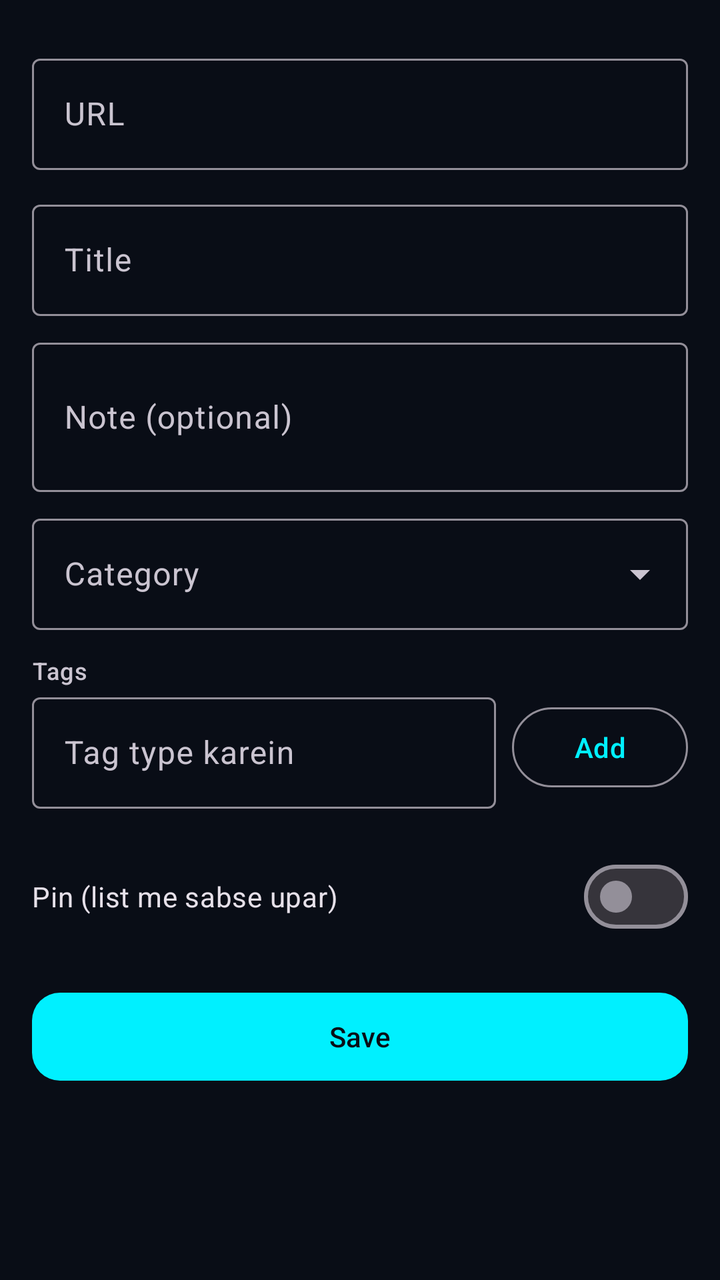
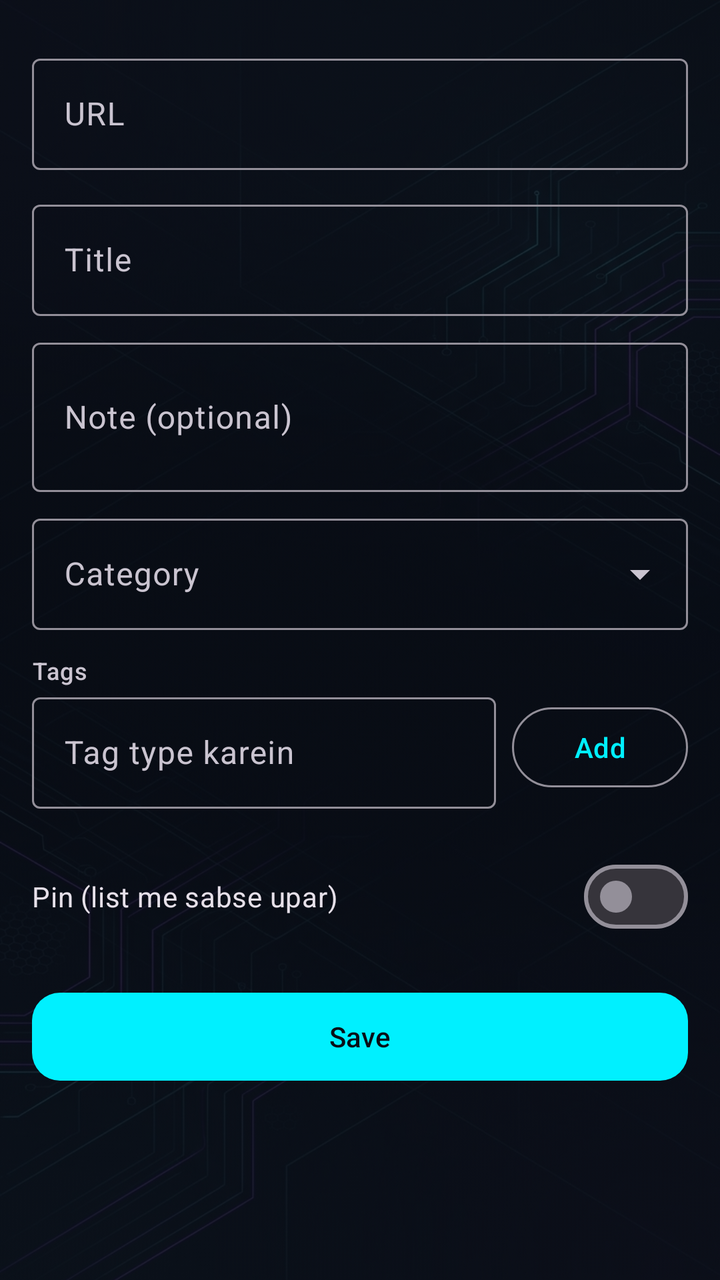

Compare the two renders of this Android layout. The source of the first and the diff that turns it into the second are given below.
<!-- AndroidManifest.xml: application theme Theme.LinkVault -->
<!-- res/layout/fragment_save_link.xml -->
<?xml version="1.0" encoding="utf-8"?>
<ScrollView xmlns:android="http://schemas.android.com/apk/res/android"
    xmlns:app="http://schemas.android.com/apk/res-auto"
    android:layout_width="match_parent"
    android:layout_height="match_parent"
    android:background="@color/cyber_bg"
    android:fillViewport="true">

    <LinearLayout
        android:layout_width="match_parent"
        android:layout_height="wrap_content"
        android:orientation="vertical"
        android:padding="16dp">

        <TextView
            android:id="@+id/sourceLabel"
            android:layout_width="match_parent"
            android:layout_height="wrap_content"
            android:textAppearance="?attr/textAppearanceBodySmall"
            android:visibility="gone" />

        <com.google.android.material.card.MaterialCardView
            android:id="@+id/fileInfoCard"
            android:layout_width="match_parent"
            android:layout_height="wrap_content"
            android:layout_marginTop="8dp"
            android:visibility="gone"
            app:cardBackgroundColor="@color/cyber_surface_card"
            app:strokeColor="@color/cyber_border"
            app:strokeWidth="1dp"
            app:cardCornerRadius="16dp"
            app:cardElevation="2dp">

            <LinearLayout
                android:layout_width="match_parent"
                android:layout_height="wrap_content"
                android:orientation="vertical"
                android:padding="14dp">

                <TextView
                    android:id="@+id/fileNameText"
                    android:layout_width="match_parent"
                    android:layout_height="wrap_content"
                    android:textAppearance="?attr/textAppearanceTitleMedium" />

                <TextView
                    android:id="@+id/fileDetailsText"
                    android:layout_width="match_parent"
                    android:layout_height="wrap_content"
                    android:layout_marginTop="4dp"
                    android:textColor="@color/lv_secondary"
                    android:textAppearance="?attr/textAppearanceBodyMedium" />
            </LinearLayout>
        </com.google.android.material.card.MaterialCardView>

        <com.google.android.material.textfield.TextInputLayout
            android:id="@+id/urlLayout"
            android:layout_width="match_parent"
            android:layout_height="wrap_content"
            android:layout_marginTop="8dp"
            android:hint="@string/field_url">

            <com.google.android.material.textfield.TextInputEditText
                android:id="@+id/urlInput"
                android:layout_width="match_parent"
                android:layout_height="wrap_content"
                android:inputType="textUri"
                android:maxLines="2" />
        </com.google.android.material.textfield.TextInputLayout>

        <TextView
            android:id="@+id/duplicateWarning"
            android:layout_width="match_parent"
            android:layout_height="wrap_content"
            android:layout_marginTop="6dp"
            android:textColor="@color/lv_error"
            android:textAppearance="?attr/textAppearanceBodySmall"
            android:visibility="gone" />

        <TextView
            android:id="@+id/extraUrlsHint"
            android:layout_width="match_parent"
            android:layout_height="wrap_content"
            android:layout_marginTop="6dp"
            android:textColor="@color/lv_secondary"
            android:textAppearance="?attr/textAppearanceBodySmall"
            android:visibility="gone" />

        <com.google.android.material.textfield.TextInputLayout
            android:id="@+id/titleLayout"
            android:layout_width="match_parent"
            android:layout_height="wrap_content"
            android:layout_marginTop="12dp"
            android:hint="@string/field_title">

            <com.google.android.material.textfield.TextInputEditText
                android:id="@+id/titleInput"
                android:layout_width="match_parent"
                android:layout_height="wrap_content"
                android:inputType="textCapSentences"
                android:maxLines="2" />
        </com.google.android.material.textfield.TextInputLayout>

        <com.google.android.material.textfield.TextInputLayout
            android:id="@+id/descriptionLayout"
            android:layout_width="match_parent"
            android:layout_height="wrap_content"
            android:layout_marginTop="8dp"
            android:hint="@string/field_description">

            <com.google.android.material.textfield.TextInputEditText
                android:id="@+id/descriptionInput"
                android:layout_width="match_parent"
                android:layout_height="wrap_content"
                android:inputType="textMultiLine|textCapSentences"
                android:minLines="2"
                android:maxLines="5" />
        </com.google.android.material.textfield.TextInputLayout>

        <com.google.android.material.textfield.TextInputLayout
            android:id="@+id/categoryLayout"
            style="@style/Widget.Material3.TextInputLayout.OutlinedBox.ExposedDropdownMenu"
            android:layout_width="match_parent"
            android:layout_height="wrap_content"
            android:layout_marginTop="8dp"
            android:hint="@string/field_category">

            <com.google.android.material.textfield.MaterialAutoCompleteTextView
                android:id="@+id/categoryDropdown"
                android:layout_width="match_parent"
                android:layout_height="wrap_content"
                android:inputType="none" />
        </com.google.android.material.textfield.TextInputLayout>

        <TextView
            android:layout_width="match_parent"
            android:layout_height="wrap_content"
            android:layout_marginTop="12dp"
            android:text="@string/field_tags"
            android:textAppearance="?attr/textAppearanceLabelMedium" />

        <LinearLayout
            android:layout_width="match_parent"
            android:layout_height="wrap_content"
            android:orientation="horizontal">

            <com.google.android.material.textfield.TextInputLayout
                android:id="@+id/tagLayout"
                android:layout_width="0dp"
                android:layout_height="wrap_content"
                android:layout_weight="1"
                android:hint="@string/tag_hint">

                <com.google.android.material.textfield.TextInputEditText
                    android:id="@+id/tagInput"
                    android:layout_width="match_parent"
                    android:layout_height="wrap_content"
                    android:inputType="textCapSentences"
                    android:maxLines="1" />
            </com.google.android.material.textfield.TextInputLayout>

            <com.google.android.material.button.MaterialButton
                android:id="@+id/tagAddButton"
                style="@style/Widget.Material3.Button.OutlinedButton"
                android:layout_width="wrap_content"
                android:layout_height="wrap_content"
                android:layout_gravity="center_vertical"
                android:layout_marginStart="8dp"
                android:text="@string/tag_add" />
        </LinearLayout>

        <com.google.android.material.chip.ChipGroup
            android:id="@+id/tagsChipGroup"
            android:layout_width="match_parent"
            android:layout_height="wrap_content"
            android:layout_marginTop="8dp"
            app:chipSpacingHorizontal="6dp" />

        <com.google.android.material.materialswitch.MaterialSwitch
            android:id="@+id/pinnedSwitch"
            android:layout_width="match_parent"
            android:layout_height="wrap_content"
            android:layout_marginTop="12dp"
            android:text="@string/switch_pinned" />

        <com.google.android.material.button.MaterialButton
            android:id="@+id/saveButton"
            android:layout_width="match_parent"
            android:layout_height="52dp"
            android:layout_marginTop="20dp"
            android:layout_marginBottom="24dp"
            app:backgroundTint="@color/cyber_cyan"
            android:textColor="@color/cyber_bg"
            app:cornerRadius="14dp"
            android:text="@string/btn_save" />

    </LinearLayout>
</ScrollView>
<!-- resources referenced by this layout -->
<resources>
  <color name="cyber_bg">#090D16</color>
  <color name="cyber_border">#23314D</color>
  <color name="cyber_cyan">#00F0FF</color>
  <color name="cyber_surface_card">#121A2A</color>
  <color name="lv_error">#EF4444</color>
  <color name="lv_secondary">#00F0FF</color>
  <string name="btn_save">Save</string>
  <string name="field_category">Category</string>
  <string name="field_description">Note (optional)</string>
  <string name="field_tags">Tags</string>
  <string name="field_title">Title</string>
  <string name="field_url">URL</string>
  <string name="switch_pinned">Pin (list me sabse upar)</string>
  <string name="tag_add">Add</string>
  <string name="tag_hint">Tag type karein</string>
  <style name="Theme.LinkVault" parent="Theme.Material3.Dark.NoActionBar">
          <item name="colorPrimary">@color/cyber_cyan</item>
          <item name="colorOnPrimary">@color/cyber_bg</item>
          <item name="colorPrimaryContainer">@color/cyber_surface_elevated</item>
          <item name="colorOnPrimaryContainer">@color/cyber_text_primary</item>
          <item name="colorSecondary">@color/cyber_purple</item>
          <item name="colorOnSecondary">@color/cyber_bg</item>
          <item name="colorSurface">@color/cyber_surface</item>
          <item name="colorOnSurface">@color/cyber_text_primary</item>
          <item name="android:windowBackground">@color/cyber_bg</item>
          <item name="android:statusBarColor">@color/cyber_bg</item>
          <item name="android:navigationBarColor">@color/cyber_bg</item>
          <item name="android:windowLightStatusBar">false</item>
      </style>
  <color name="cyber_surface_elevated">#172033</color>
  <color name="cyber_text_primary">#F8FAFC</color>
  <color name="cyber_purple">#A855F7</color>
  <color name="cyber_surface">#111827</color>
</resources>

<!-- the commit's change to res/layout/fragment_save_link.xml (unified diff, before → after) -->
@@ -1,10 +1,24 @@
 <?xml version="1.0" encoding="utf-8"?>
-<ScrollView xmlns:android="http://schemas.android.com/apk/res/android"
+<FrameLayout xmlns:android="http://schemas.android.com/apk/res/android"
     xmlns:app="http://schemas.android.com/apk/res-auto"
     android:layout_width="match_parent"
     android:layout_height="match_parent"
-    android:background="@color/cyber_bg"
-    android:fillViewport="true">
+    android:background="@color/cyber_bg">
+
+    
+    <ImageView
+        android:layout_width="match_parent"
+        android:layout_height="match_parent"
+        android:src="@drawable/bg_cyber_vault"
+        android:scaleType="centerCrop"
+        android:alpha="0.22"
+        android:contentDescription="@null" />
+
+    <ScrollView
+        android:layout_width="match_parent"
+        android:layout_height="match_parent"
+        android:background="@android:color/transparent"
+        android:fillViewport="true">
 
     <LinearLayout
         android:layout_width="match_parent"
@@ -195,4 +209,5 @@
             android:text="@string/btn_save" />
 
     </LinearLayout>
-</ScrollView>
+    </ScrollView>
+</FrameLayout>
<!-- resource entries referenced after the edit -->
@@ -6,6 +6,7 @@
   <color name="cyber_surface_card">#121A2A</color>
   <color name="lv_error">#EF4444</color>
   <color name="lv_secondary">#00F0FF</color>
+  <!-- drawable bg_cyber_vault: jpg bitmap (drawable, 491930 bytes) -->
   <string name="btn_save">Save</string>
   <string name="field_category">Category</string>
   <string name="field_description">Note (optional)</string>
